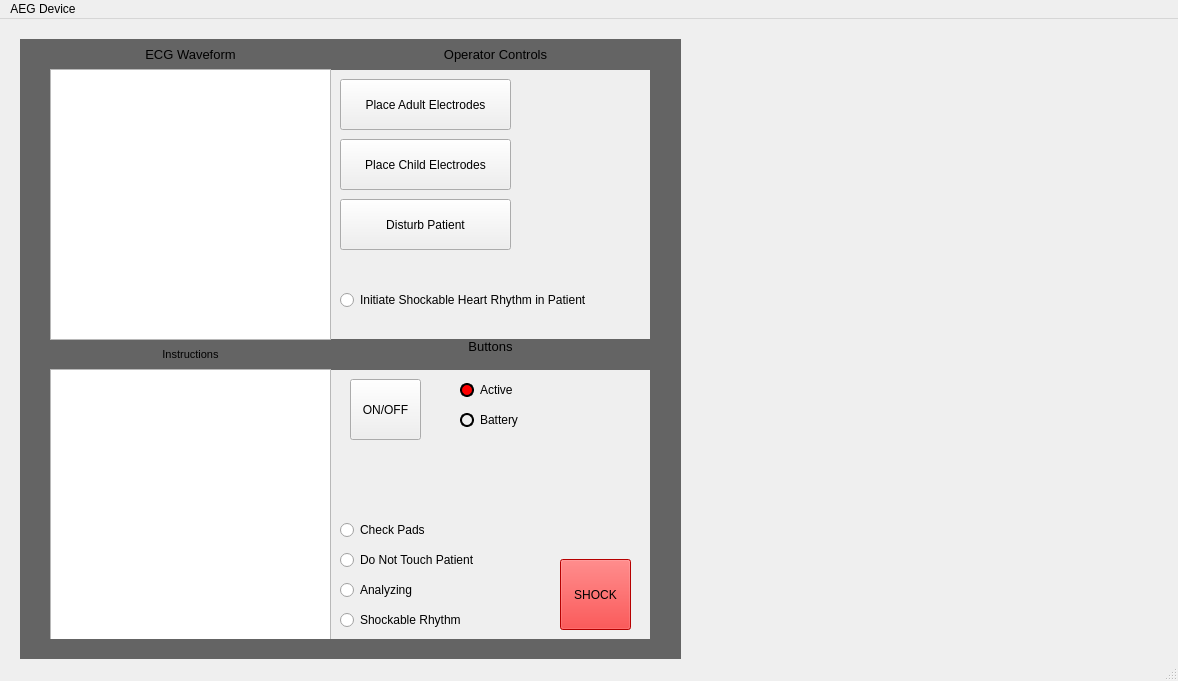
Before: the Qt Designer form COMP3004-FA/mainwindow.ui in ConnorG1067/COMP3004-FA, drawn with Qt 5.
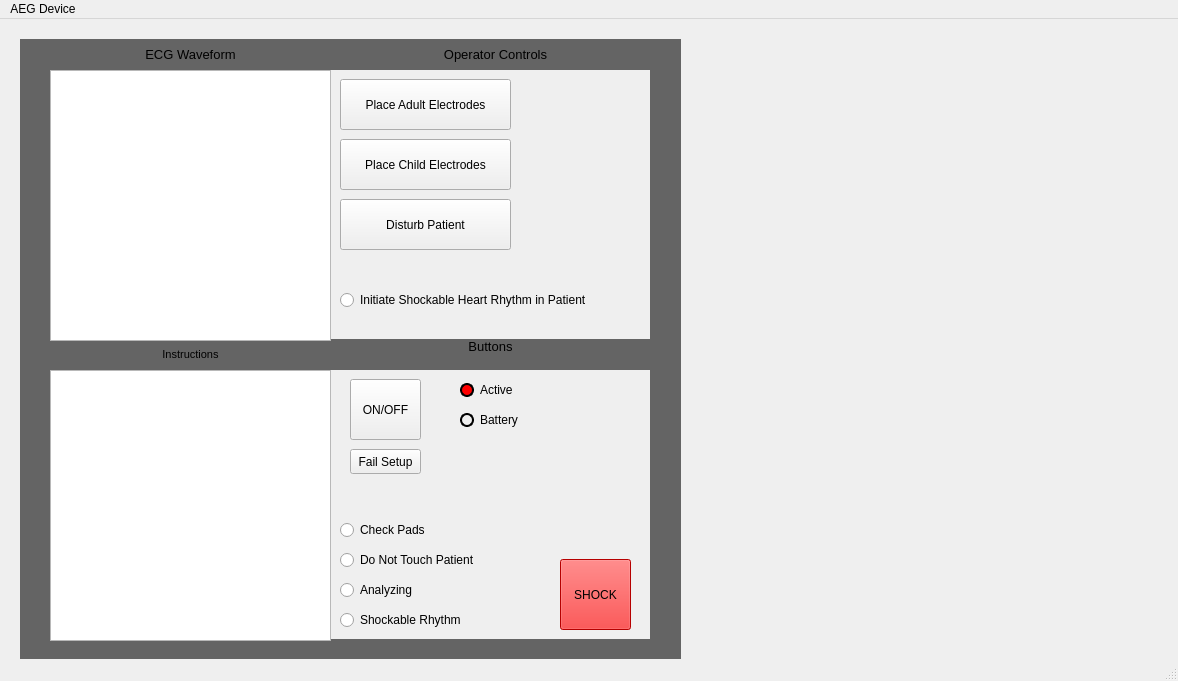
After: the same form once the commit is applied.

Patch:
```diff
--- a/COMP3004-FA/mainwindow.ui
+++ b/COMP3004-FA/mainwindow.ui
@@ -121,26 +121,6 @@
 &lt;p align=&quot;center&quot; style=&quot; margin-top:12px; margin-bottom:12px; margin-left:0px; margin-right:0px; -qt-block-indent:0; text-indent:0px;&quot;&gt;&lt;span style=&quot; font-size:8pt;&quot;&gt;Instructions&lt;/span&gt;&lt;/p&gt;&lt;/body&gt;&lt;/html&gt;</string>
     </property>
    </widget>
-   <widget class="QTextEdit" name="consoleLogs">
-    <property name="geometry">
-     <rect>
-      <x>50</x>
-      <y>350</y>
-      <width>281</width>
-      <height>271</height>
-     </rect>
-    </property>
-   </widget>
-   <widget class="QGraphicsView" name="ecgWaveform">
-    <property name="geometry">
-     <rect>
-      <x>50</x>
-      <y>50</y>
-      <width>281</width>
-      <height>271</height>
-     </rect>
-    </property>
-   </widget>
    <widget class="QPushButton" name="placeAdultElectrodes">
     <property name="geometry">
      <rect>
@@ -382,6 +362,39 @@
 &lt;p align=&quot;center&quot; style=&quot;-qt-paragraph-type:empty; margin-top:12px; margin-bottom:12px; margin-left:0px; margin-right:0px; -qt-block-indent:0; text-indent:0px;&quot;&gt;&lt;br /&gt;&lt;/p&gt;&lt;/body&gt;&lt;/html&gt;</string>
     </property>
    </widget>
+   <widget class="QGraphicsView" name="instructionGraphics">
+    <property name="geometry">
+     <rect>
+      <x>50</x>
+      <y>351</y>
+      <width>281</width>
+      <height>271</height>
+     </rect>
+    </property>
+   </widget>
+   <widget class="QGraphicsView" name="waveFormGraphics">
+    <property name="geometry">
+     <rect>
+      <x>50</x>
+      <y>51</y>
+      <width>281</width>
+      <height>271</height>
+     </rect>
+    </property>
+   </widget>
+   <widget class="QPushButton" name="failSetUpBtn">
+    <property name="geometry">
+     <rect>
+      <x>350</x>
+      <y>430</y>
+      <width>71</width>
+      <height>25</height>
+     </rect>
+    </property>
+    <property name="text">
+     <string>Fail Setup</string>
+    </property>
+   </widget>
   </widget>
   <widget class="QMenuBar" name="menubar">
    <property name="geometry">
```
